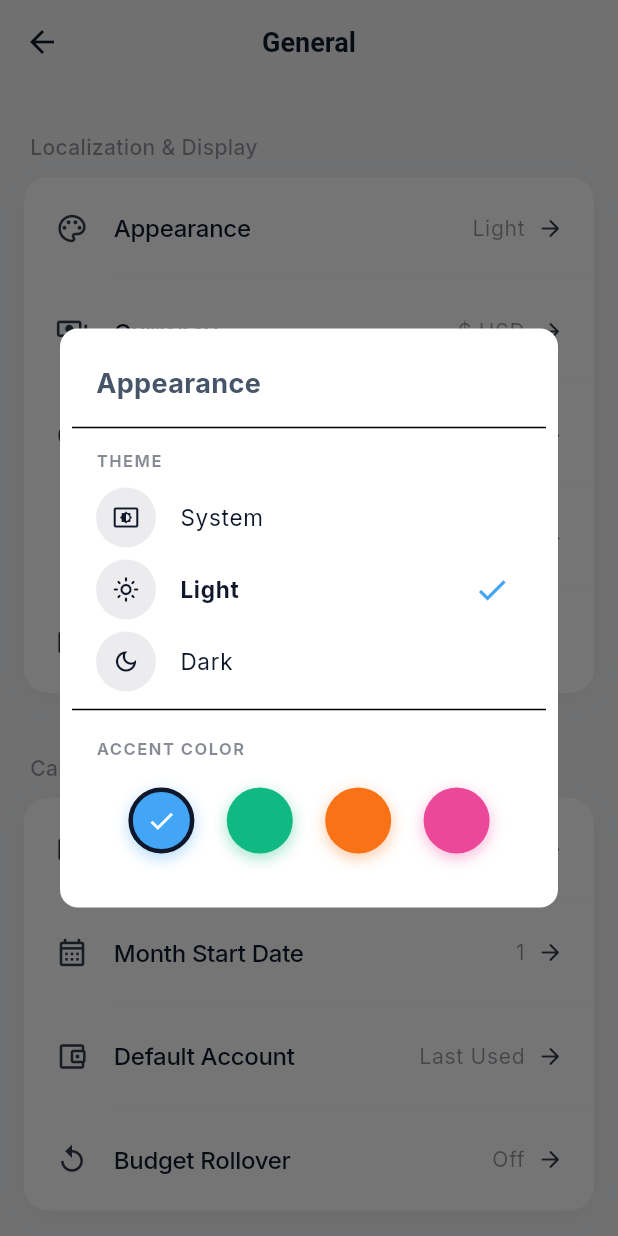
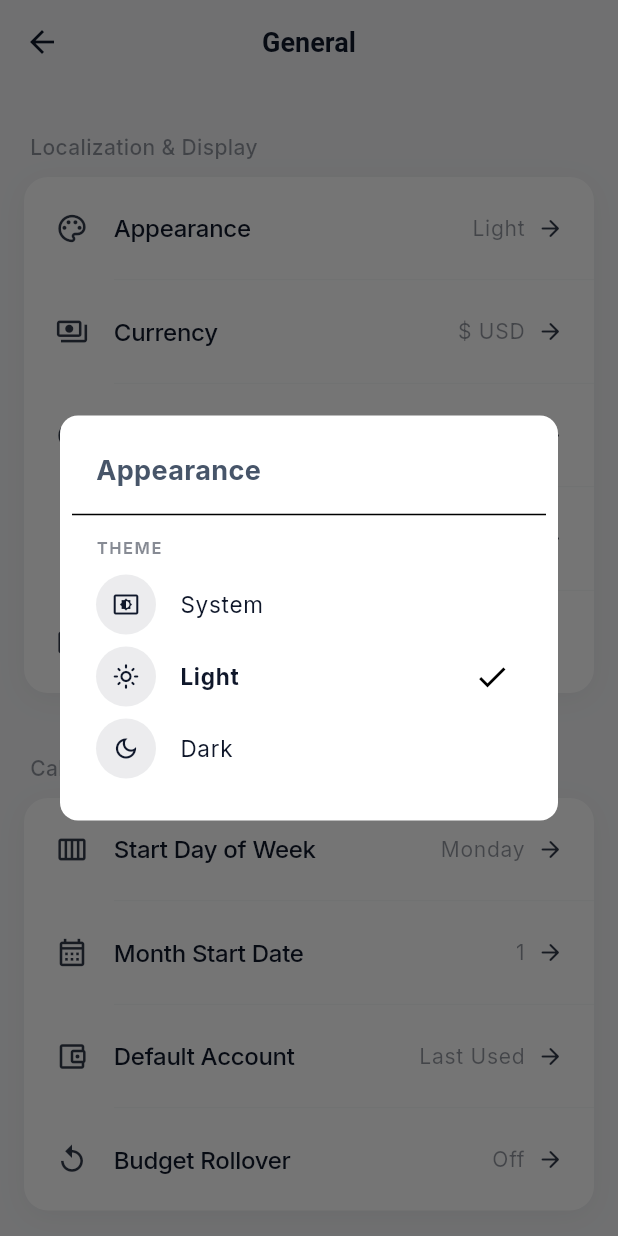
Before and after one commit to DeepakLakhwani/Finloop-ExpenseTracker, a Flutter app: the GeneralSettingsScreen screen opened directly, after a tap on "Appearance", on a phone screen of 412 x 824 dp. Run offline on Flutter 3.47's test engine with Material 3 defaults, Android fonts, the phone set to English and light mode, and no system bars; our stand-ins replace cloud_firestore, cloud_functions, file_picker, firebase_auth, firebase_core, fl_chart and 14 more; missing offline and left inert: excel; accounts and stored records are empty; network calls fail.

Commit message:
Optimize monochrome theme contrast and buttons: audit and replace hardcoded Colors.white on primary background buttons across feedback, import/export, and transactions screens

```diff
--- a/frontend/lib/providers/theme_provider.dart
+++ b/frontend/lib/providers/theme_provider.dart
@@ -16,13 +16,19 @@ class ThemeProvider extends ChangeNotifier {
   };
 
   ThemeMode get themeMode => _themeMode;
-  bool get isDarkMode => _themeMode == ThemeMode.dark;
+  bool get isDarkMode {
+    if (_themeMode == ThemeMode.system) {
+      return WidgetsBinding.instance.platformDispatcher.platformBrightness == Brightness.dark;
+    }
+    return _themeMode == ThemeMode.dark;
+  }
 
-  Color get accentColor => accentColors[_accentColorName] ?? const Color(0xFF42A5F5);
-  String get accentColorName => _accentColorName;
+  Color get accentColor => isDarkMode ? Colors.white : Colors.black;
+  String get accentColorName => isDarkMode ? 'white' : 'black';
 
   void setThemeMode(ThemeMode mode) async {
     _themeMode = mode;
+    AppColors.themeMode = _themeMode;
     notifyListeners();
 
     try {
@@ -52,28 +58,8 @@ class ThemeProvider extends ChangeNotifier {
   }
 
   void setAccentColor(String colorName) async {
-    if (!accentColors.containsKey(colorName)) return;
-    _accentColorName = colorName;
-    AppColors.primary = accentColor;
+    // Disabled accent color picker setting, it will always be dynamic opposite of the theme.
     notifyListeners();
-
-    try {
-      final prefs = await SharedPreferences.getInstance();
-      await prefs.setString('accent_color', colorName);
-    } catch (e) {
-      debugPrint('Error saving accent color to SharedPreferences: $e');
-    }
-
-    final user = FirebaseAuth.instance.currentUser;
-    if (user != null) {
-      try {
-        await FirebaseFirestore.instance.collection('users').doc(user.uid).update({
-          'accentColor': colorName,
-        });
-      } catch (e) {
-        debugPrint('Error saving accent color to Firestore: $e');
-      }
-    }
   }
 
   void toggleTheme() {
@@ -88,16 +74,11 @@ class ThemeProvider extends ChangeNotifier {
     try {
       final prefs = await SharedPreferences.getInstance();
       final localMode = prefs.getString('theme_mode');
-      final localAccent = prefs.getString('accent_color');
 
       if (localMode != null) {
         if (localMode == 'dark') _themeMode = ThemeMode.dark;
         else if (localMode == 'light') _themeMode = ThemeMode.light;
         else if (localMode == 'system') _themeMode = ThemeMode.system;
-      }
-      if (localAccent != null && accentColors.containsKey(localAccent)) {
-        _accentColorName = localAccent;
-        AppColors.primary = accentColor;
       }
     } catch (e) {
       debugPrint('Error loading theme settings from SharedPreferences: $e');
@@ -108,10 +89,7 @@ class ThemeProvider extends ChangeNotifier {
       else if (mode == 'light') _themeMode = ThemeMode.light;
       else if (mode == 'system') _themeMode = ThemeMode.system;
     }
-    if (accent != null && accentColors.containsKey(accent)) {
-      _accentColorName = accent;
-      AppColors.primary = accentColor;
-    }
+    AppColors.themeMode = _themeMode;
     notifyListeners();
   }
 }
--- a/frontend/lib/screens/add_account_screen.dart
+++ b/frontend/lib/screens/add_account_screen.dart
@@ -575,7 +575,7 @@ class _AddAccountScreenState extends State<AddAccountScreen> {
                         onPressed: _submit,
                         style: ElevatedButton.styleFrom(
                           backgroundColor: AppColors.primary,
-                          foregroundColor: Colors.white,
+                          foregroundColor: Theme.of(context).colorScheme.onPrimary,
                           padding: const EdgeInsets.symmetric(vertical: 16),
                           shape: RoundedRectangleBorder(
                             borderRadius: BorderRadius.circular(16),
--- a/frontend/lib/screens/add_transaction_screen.dart
+++ b/frontend/lib/screens/add_transaction_screen.dart
@@ -1369,11 +1369,11 @@ class _AddTransactionScreenState extends State<AddTransactionScreen> {
                           ),
                         ),
                         child: _isSubmitting
-                            ? const SizedBox(
+                            ? SizedBox(
                                 height: 20,
                                 width: 20,
                                 child: CircularProgressIndicator(
-                                  color: Colors.white,
+                                  color: _getButtonTextColor(),
                                   strokeWidth: 2,
                                 ),
                               )
--- a/frontend/lib/screens/charts_screen.dart
+++ b/frontend/lib/screens/charts_screen.dart
@@ -18,10 +18,10 @@ import '../theme/app_colors.dart';
 abstract final class _K {
   static const double chartHeight = 200;
 
-  static final List<Color> palette = [
+  static List<Color> get palette => [
     Colors.green,
     AppColors.primary,
-    Color(0xFFE57373),
+    const Color(0xFFE57373),
     Colors.purple,
     Colors.amber,
     Colors.teal,
--- a/frontend/lib/screens/feedback_screen.dart
+++ b/frontend/lib/screens/feedback_screen.dart
@@ -718,16 +718,16 @@ class _FeedbackScreenState extends State<FeedbackScreen> {
                     // ── Submit Button ───────────────────────────────────────
                     ElevatedButton.icon(
                       onPressed: _isSubmitting ? null : _submitFeedback,
-                      icon: const Icon(
+                      icon: Icon(
                         Icons.send_rounded,
-                        color: Colors.white,
+                        color: Theme.of(context).colorScheme.onPrimary,
                         size: 18,
                       ),
                       label: Text(
                         context.translate('feedback'),
-                        style: const TextStyle(
+                        style: TextStyle(
                           fontWeight: FontWeight.bold,
-                          color: Colors.white,
+                          color: Theme.of(context).colorScheme.onPrimary,
                         ),
                       ),
                       style: ElevatedButton.styleFrom(
--- a/frontend/lib/screens/import_export_screen.dart
+++ b/frontend/lib/screens/import_export_screen.dart
@@ -192,6 +192,7 @@ class _ImportExportScreenState extends State<ImportExportScreen> {
                   },
                   style: ElevatedButton.styleFrom(
                     backgroundColor: AppColors.primary,
+                    foregroundColor: Theme.of(context).colorScheme.onPrimary,
                     shape: RoundedRectangleBorder(
                       borderRadius: BorderRadius.circular(12),
                     ),
@@ -200,7 +201,6 @@ class _ImportExportScreenState extends State<ImportExportScreen> {
                   child: Text(
                     context.translate('btn_watch_export'),
                     style: const TextStyle(
-                      color: Colors.white,
                       fontWeight: FontWeight.bold,
                     ),
                     maxLines: 1,
@@ -717,29 +717,30 @@ class _ExportCard extends StatelessWidget {
             ElevatedButton.icon(
               onPressed: isExporting ? null : onExport,
               icon: isExporting
-                  ? const SizedBox(
+                  ? SizedBox(
                       width: 20,
                       height: 20,
                       child: CircularProgressIndicator(
-                        color: Colors.white,
+                        color: Theme.of(context).colorScheme.onPrimary,
                         strokeWidth: 2,
                       ),
                     )
-                  : const Icon(Icons.download_rounded, color: Colors.white),
+                  : Icon(Icons.download_rounded, color: Theme.of(context).colorScheme.onPrimary),
               label: Text(
                 isExporting
                     ? context.translate('btn_exporting')
                     : (isBackupMode
                           ? context.translate('btn_export_backup')
                           : context.translate('btn_export_excel')),
-                style: const TextStyle(
+                style: TextStyle(
                   fontWeight: FontWeight.bold,
-                  color: Colors.white,
+                  color: Theme.of(context).colorScheme.onPrimary,
                 ),
               ),
               style: ElevatedButton.styleFrom(
                 minimumSize: const Size(double.infinity, 56),
                 backgroundColor: AppColors.primary,
+                foregroundColor: Theme.of(context).colorScheme.onPrimary,
                 disabledBackgroundColor: AppColors.primary.withValues(alpha: 0.6),
                 shape: RoundedRectangleBorder(
                   borderRadius: BorderRadius.circular(16),
--- a/frontend/lib/screens/manage_categories_screen.dart
+++ b/frontend/lib/screens/manage_categories_screen.dart
@@ -81,6 +81,7 @@ class ManageCategoriesScreen extends StatelessWidget {
                 child: ElevatedButton(
                   style: ElevatedButton.styleFrom(
                     backgroundColor: Theme.of(context).colorScheme.primary,
+                    foregroundColor: Theme.of(context).colorScheme.onPrimary,
                     padding: const EdgeInsets.symmetric(vertical: 12),
                     shape: RoundedRectangleBorder(
                       borderRadius: BorderRadius.circular(12),
@@ -98,7 +99,6 @@ class ManageCategoriesScreen extends StatelessWidget {
                   child: Text(
                     context.translate('btn_save'),
                     style: const TextStyle(
-                      color: Colors.white,
                       fontWeight: FontWeight.bold,
                       fontSize: 16,
                     ),
--- a/frontend/lib/screens/settings/budgets_management_screen.dart
+++ b/frontend/lib/screens/settings/budgets_management_screen.dart
@@ -353,7 +353,7 @@ class _BudgetsManagementScreenState extends State<BudgetsManagementScreen> {
                       },
                       style: ElevatedButton.styleFrom(
                         backgroundColor: AppColors.primary,
-                        foregroundColor: Colors.white,
+                        foregroundColor: Theme.of(context).colorScheme.onPrimary,
                         padding: const EdgeInsets.symmetric(vertical: 16),
                         shape: RoundedRectangleBorder(
                           borderRadius: BorderRadius.circular(12),
--- a/frontend/lib/screens/settings/general_settings_screen.dart
+++ b/frontend/lib/screens/settings/general_settings_screen.dart
@@ -1549,76 +1549,6 @@ class _GeneralSettingsScreenState extends State<GeneralSettingsScreen> {
                       },
                     ),
 
-                    const Divider(),
-                    const SizedBox(height: 4),
-
-                    Padding(
-                      padding: const EdgeInsets.symmetric(
-                        horizontal: 16,
-                        vertical: 6,
-                      ),
-                      child: Text(
-                        context.translate('accent_color').toUpperCase(),
-                        style: TextStyle(
-                          fontSize: 11,
-                          fontWeight: FontWeight.bold,
-                          color: Theme.of(
-                            context,
-                          ).colorScheme.onSurface.withValues(alpha: 0.5),
-                          letterSpacing: 1,
-                        ),
-                      ),
-                    ),
-                    Padding(
-                      padding: const EdgeInsets.symmetric(
-                        horizontal: 16,
-                        vertical: 12,
-                      ),
-                      child: Row(
-                        mainAxisAlignment: MainAxisAlignment.spaceEvenly,
-                        children: colorOptions.entries.map((entry) {
-                          final name = entry.key;
-                          final color = entry.value;
-                          final isSelected = currentAccent == name;
-
-                          return GestureDetector(
-                            onTap: () {
-                              themeProvider.setAccentColor(name);
-                            },
-                            child: Container(
-                              width: 44,
-                              height: 44,
-                              decoration: BoxDecoration(
-                                color: color,
-                                shape: BoxShape.circle,
-                                border: isSelected
-                                    ? Border.all(
-                                        color: Theme.of(
-                                          context,
-                                        ).colorScheme.onSurface,
-                                        width: 3,
-                                      )
-                                    : null,
-                                boxShadow: [
-                                  BoxShadow(
-                                    color: color.withValues(alpha: 0.4),
-                                    blurRadius: 8,
-                                    offset: const Offset(0, 3),
-                                  ),
-                                ],
-                              ),
-                              child: isSelected
-                                  ? const Icon(
-                                      Icons.check,
-                                      color: Colors.white,
-                                      size: 20,
-                                    )
-                                  : null,
-                            ),
-                          );
-                        }).toList(),
-                      ),
-                    ),
                     const SizedBox(height: 8),
                   ],
                 );
--- a/frontend/lib/screens/splash_screen.dart
+++ b/frontend/lib/screens/splash_screen.dart
@@ -187,7 +187,7 @@ class _SplashScreenState extends State<SplashScreen> {
                     onPressed: _initializeApp,
                     style: ElevatedButton.styleFrom(
                       backgroundColor: Colors.white,
-                      foregroundColor: AppColors.primary,
+                      foregroundColor: Colors.black,
                       padding: const EdgeInsets.symmetric(
                         horizontal: 24,
                         vertical: 12,
--- a/frontend/lib/screens/transactions_screen.dart
+++ b/frontend/lib/screens/transactions_screen.dart
@@ -1752,6 +1752,7 @@ class _TransactionsScreenState extends State<TransactionsScreen>
                           style: ElevatedButton.styleFrom(
                             minimumSize: const Size(double.infinity, 50),
                             backgroundColor: AppColors.primary,
+                            foregroundColor: Theme.of(context).colorScheme.onPrimary,
                             shape: RoundedRectangleBorder(
                               borderRadius: BorderRadius.circular(16),
                             ),
@@ -1760,7 +1761,6 @@ class _TransactionsScreenState extends State<TransactionsScreen>
                             context.translate('btn_apply'),
                             style: const TextStyle(
                               fontWeight: FontWeight.bold,
-                              color: Colors.white,
                             ),
                           ),
                         ),
@@ -1863,6 +1863,7 @@ class _TransactionsScreenState extends State<TransactionsScreen>
                   },
                   style: ElevatedButton.styleFrom(
                     backgroundColor: AppColors.primary,
+                    foregroundColor: Theme.of(context).colorScheme.onPrimary,
                     shape: RoundedRectangleBorder(
                       borderRadius: BorderRadius.circular(12),
                     ),
@@ -1871,7 +1872,6 @@ class _TransactionsScreenState extends State<TransactionsScreen>
                   child: Text(
                     context.translate('btn_watch_unlock'),
                     style: const TextStyle(
-                      color: Colors.white,
                       fontWeight: FontWeight.bold,
                     ),
                     maxLines: 1,
@@ -2649,6 +2649,7 @@ class _TransactionsScreenState extends State<TransactionsScreen>
                               },
                               style: ElevatedButton.styleFrom(
                                 backgroundColor: AppColors.primary,
+                                foregroundColor: Theme.of(context).colorScheme.onPrimary,
                                 elevation: 3,
                                 shadowColor: AppColors.primary.withValues(
                                   alpha: 0.3,
@@ -2663,7 +2664,6 @@ class _TransactionsScreenState extends State<TransactionsScreen>
                               child: Text(
                                 context.translate('btn_generate'),
                                 style: const TextStyle(
-                                  color: Colors.white,
                                   fontWeight: FontWeight.bold,
                                   fontSize: 14,
                                 ),
--- a/frontend/lib/theme/app_colors.dart
+++ b/frontend/lib/theme/app_colors.dart
@@ -1,9 +1,19 @@
 import 'package:flutter/material.dart';
 
 class AppColors {
-  // Primary colors
-  static Color primary = const Color(0xFF42A5F5);
-  static const Color primaryLight = Color(0xFF4F46E5); // Adjusted for gradients
+  // Theme state reference to dynamically serve correct primary color
+  static ThemeMode themeMode = ThemeMode.light;
+
+  // Primary color: white on dark theme, black on light theme
+  static Color get primary {
+    final bool isDark;
+    if (themeMode == ThemeMode.system) {
+      isDark = WidgetsBinding.instance.platformDispatcher.platformBrightness == Brightness.dark;
+    } else {
+      isDark = themeMode == ThemeMode.dark;
+    }
+    return isDark ? Colors.white : Colors.black;
+  }
 
   // Secondary colors
   static const Color secondary = Color(0xFF0F172A);
--- a/frontend/lib/theme/app_theme.dart
+++ b/frontend/lib/theme/app_theme.dart
@@ -107,8 +107,8 @@ class AppTheme {
         secondary: Colors.white,
         tertiary: AppColors.tertiary,
         surface: AppColors.surfaceDark,
-        onPrimary: Colors.white,
-        onSecondary: Colors.white,
+        onPrimary: Colors.black,
+        onSecondary: Colors.black,
         onSurface: Colors.white,
       ),
       textTheme: GoogleFonts.interTextTheme(ThemeData.dark().textTheme).copyWith(
@@ -144,7 +144,7 @@ class AppTheme {
       elevatedButtonTheme: ElevatedButtonThemeData(
         style: ElevatedButton.styleFrom(
           backgroundColor: primaryColor,
-          foregroundColor: Colors.white,
+          foregroundColor: Colors.black,
           minimumSize: const Size(double.infinity, 56),
           shape: RoundedRectangleBorder(borderRadius: BorderRadius.circular(16)),
           elevation: 0,
--- a/frontend/lib/widgets/custom_button.dart
+++ b/frontend/lib/widgets/custom_button.dart
@@ -30,7 +30,7 @@ class CustomButton extends StatelessWidget {
     switch (type) {
       case CustomButtonType.primary:
         backgroundColor = AppColors.primary;
-        foregroundColor = Colors.white;
+        foregroundColor = Theme.of(context).colorScheme.onPrimary;
         break;
       case CustomButtonType.secondary:
         backgroundColor = isDark ? Colors.white.withValues(alpha: 0.08) : AppColors.neutralLight;
```
